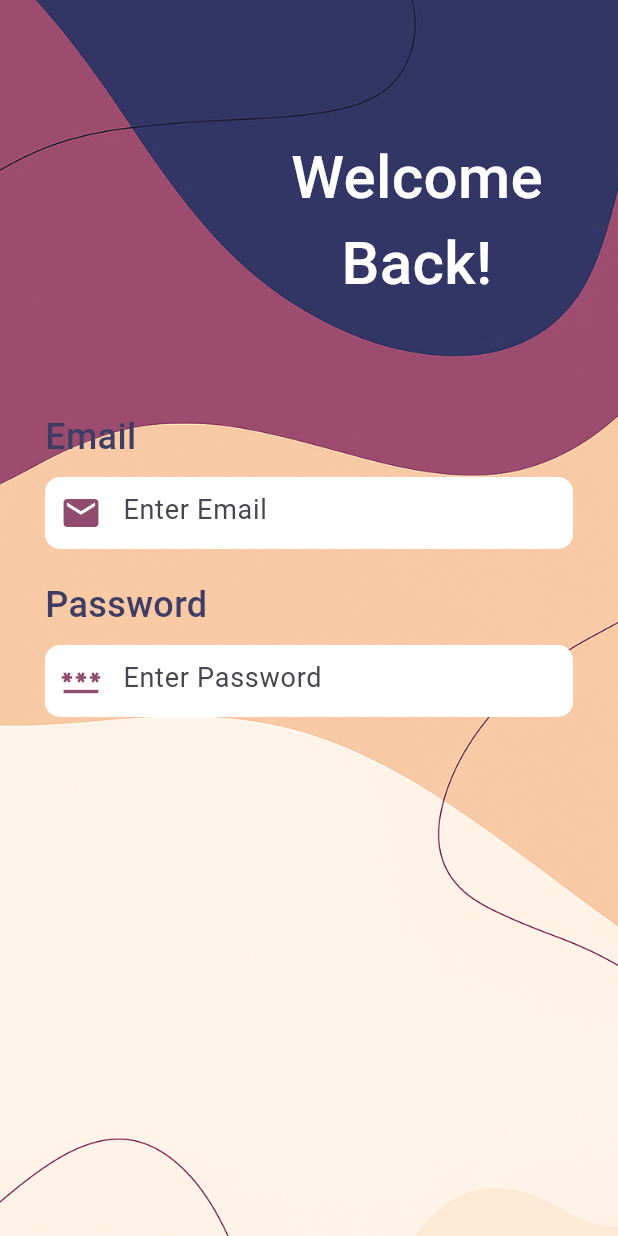
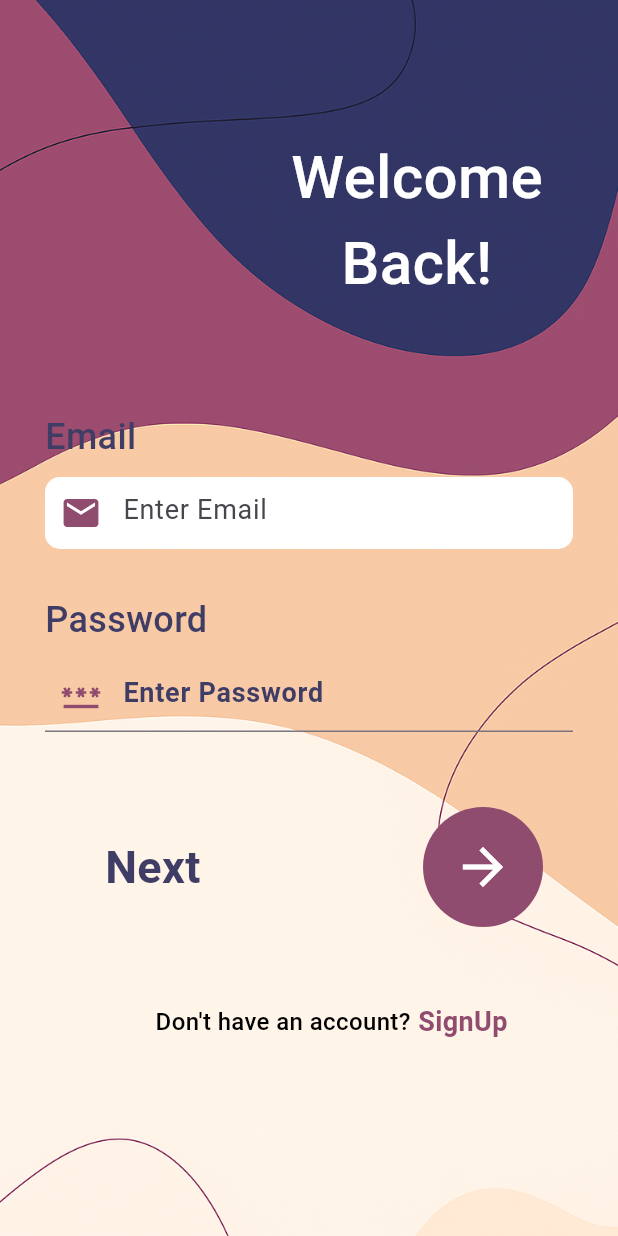
Before and after one commit to dbooker5/budgetbuddy, a Flutter app: the screen it shows after launch, on a phone screen of 412 x 824 dp. Run offline on Flutter 3.47's test engine with Material 3 defaults, Android fonts, the phone set to English and light mode, and no system bars; our stand-ins replace fl_chart.

Commit message:
feat: Enhance login UI and add signup navigation
- Remove the white background and border from the password `TextField`.
- Add a "Next" button with a forward arrow icon.
- Implement a "SignUp" text button that navigates to the `Signup` page.
- Introduce a `GestureDetector` to handle the tap event for signup navigation.

```diff
--- a/lib/pages/login.dart
+++ b/lib/pages/login.dart
@@ -1,3 +1,4 @@
+import 'package:budgetbuddy/pages/signup.dart';
 import 'package:flutter/material.dart';
 
 class Login extends StatefulWidget {
@@ -71,7 +72,7 @@ class _LoginState extends State<Login> {
                       ),
                     ),
                   ),
-                  SizedBox(height: 20.0),
+                  SizedBox(height: 30.0),
                   Text(
                     "Password",
                     style: TextStyle(
@@ -83,22 +84,82 @@ class _LoginState extends State<Login> {
                   SizedBox(height: 10.0),
                   Container(
                     margin: EdgeInsets.only(right: 30.0),
-                    decoration: BoxDecoration(
-                      color: Colors.white,
-                      borderRadius: BorderRadius.circular(10.0),
-                    ),
                     child: TextField(
                       decoration: InputDecoration(
-                        border: InputBorder.none,
                         prefixIcon: Icon(
                           Icons.password,
                           size: 28,
                           color: Color(0xff904c6e),
                         ),
                         hintText: "Enter Password",
-                        hintStyle: TextStyle(fontSize: 18.0),
+                        hintStyle: TextStyle(
+                          fontSize: 18.0,
+                          color: Color(0xff3f3d65),
+                          fontWeight: FontWeight.bold,
+                        ),
                       ),
                     ),
+                  ),
+                  SizedBox(height: 50.0),
+                  Padding(
+                    padding: const EdgeInsets.only(left: 40.0, right: 50.0),
+                    child: Row(
+                      mainAxisAlignment: MainAxisAlignment.spaceBetween,
+                      children: [
+                        Text(
+                          "Next",
+                          style: TextStyle(
+                            color: Color(0xff3f3d65),
+                            fontSize: 30.0,
+                            fontWeight: FontWeight.bold,
+                          ),
+                        ),
+                        Container(
+                          height: 80,
+                          width: 80,
+                          decoration: BoxDecoration(
+                            color: Color(0xff904c6e),
+                            borderRadius: BorderRadius.circular(60.0),
+                          ),
+                          child: Icon(
+                            Icons.arrow_forward,
+                            color: Colors.white,
+                            size: 40.0,
+                          ),
+                        ),
+                      ],
+                    ),
+                  ),
+                  SizedBox(height: 50.0),
+                  Row(
+                    mainAxisAlignment: MainAxisAlignment.center,
+                    children: [
+                      Text(
+                        "Don't have an account?",
+                        style: TextStyle(
+                          color: Colors.black,
+                          fontSize: 16.0,
+                          fontWeight: FontWeight.w500,
+                        ),
+                      ),
+                      SizedBox(width: 5.0),
+                      GestureDetector(
+                        onTap: () {
+                          Navigator.push(
+                            context,
+                            MaterialPageRoute(builder: (context) => Signup()),
+                          );
+                        },
+                        child: Text(
+                          "SignUp",
+                          style: TextStyle(
+                            color: Color(0xff904c6e),
+                            fontSize: 18.0,
+                            fontWeight: FontWeight.bold,
+                          ),
+                        ),
+                      ),
+                    ],
                   ),
                 ],
               ),
```
